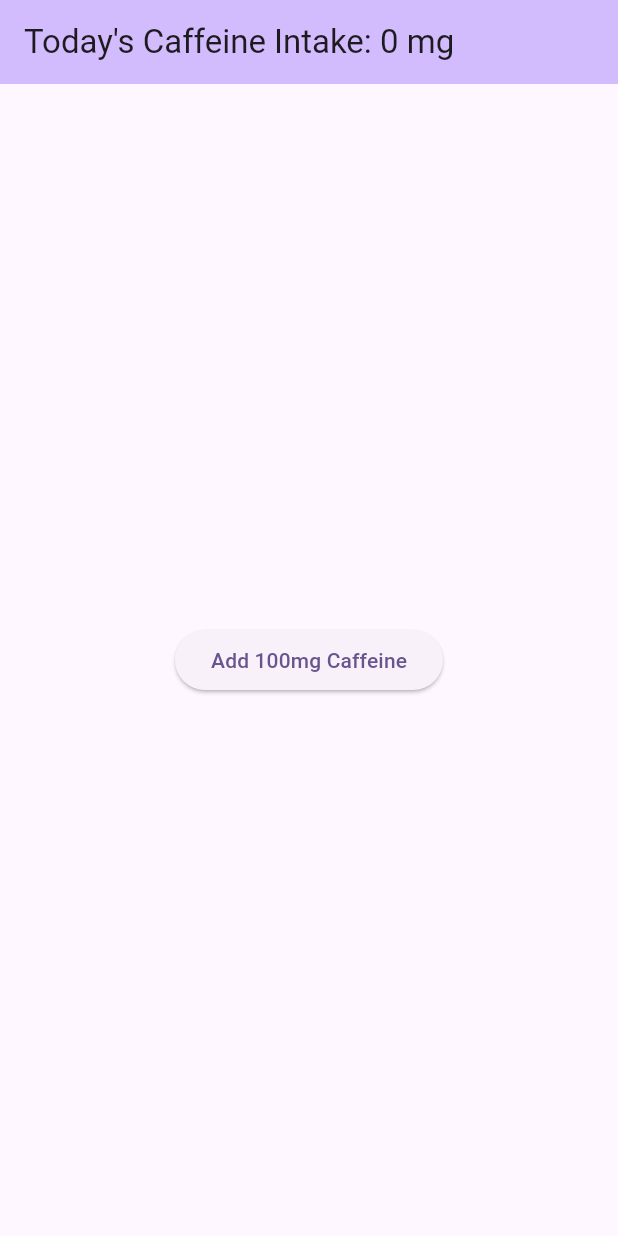
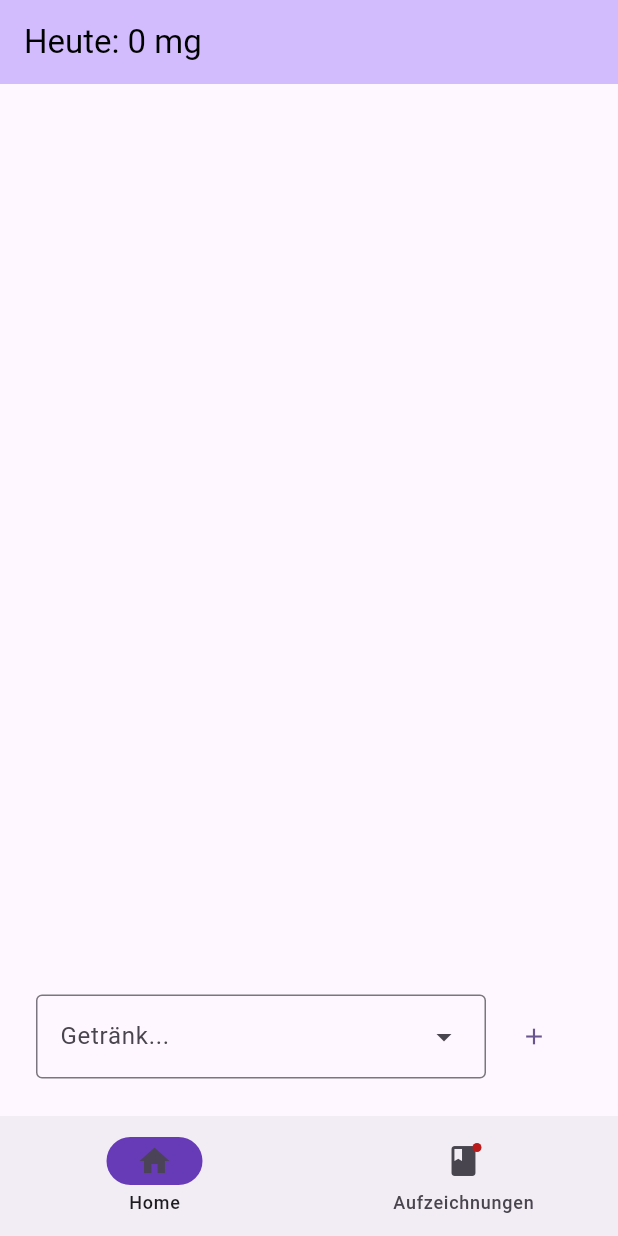
Before and after one commit to c6es6r/CaffeineCounter, a Flutter app: the screen it shows after launch, on a phone screen of 412 x 824 dp. Run offline on Flutter 3.47's test engine with Material 3 defaults, Android fonts, the light colour scheme and no system bars; our stand-ins replace shared_preferences.

Commit message:
almost working

```diff
--- a/lib/home.dart
+++ b/lib/home.dart
@@ -1,4 +1,5 @@
 import 'package:flutter/material.dart';
+import 'package:shared_preferences/shared_preferences.dart';
 
 class Home extends StatefulWidget {
   const Home({super.key});
@@ -9,11 +10,64 @@ class Home extends StatefulWidget {
 
 class _HomeState extends State<Home> {
   int caffeineAmount = 0;
+  int selectedAmount = 0;
+  String selectedBeverage = "";
+
+  Color textColor = Colors.black;
+
+  List<String> consumedBeverages = [];
+  String consumedBeveragesString = "";
+
+  @override
+  void initState() {
+    loadData();
+    super.initState();
+  }
 
   void increaseCaffeineAmount(int amount) {
     setState(() {
       caffeineAmount += amount;
+      saveCaffeineAmount(caffeineAmount);
+      if (caffeineAmount > 400) {
+        textColor = Colors.red;
+      }
+      editConsumedBeveragesString();
     });
+  }
+
+  void editConsumedBeveragesString() {
+    consumedBeveragesString = consumedBeverages?.join("\n") ?? "";
+  }
+
+  void loadData() async {
+    final SharedPreferences preferences = await SharedPreferences.getInstance();
+
+    setState(() async {
+      caffeineAmount = preferences.getInt("caffeineAmount") ?? 0;
+      if (await isNewDay()) {
+        // Update your variable here
+        caffeineAmount = 0;
+        preferences.setInt('lastUpdatedDay', DateTime.now().day);
+      }
+    });
+  }
+
+  Future<bool> isNewDay() async {
+    final SharedPreferences preferences = await SharedPreferences.getInstance();
+    final now = DateTime.now();
+    final lastUpdated = preferences.getInt('lastUpdatedDay');
+
+    if (lastUpdated == null) {
+      preferences.setInt('lastUpdatedDay', now.day);
+      return true;
+    }
+
+    return now.day != lastUpdated;
+  }
+
+  void saveCaffeineAmount(int amount) async {
+    final SharedPreferences preferences = await SharedPreferences.getInstance();
+    preferences.setInt("caffeineAmount", amount);
   }
 
   @override
@@ -21,20 +75,60 @@ class _HomeState extends State<Home> {
     return Scaffold(
       appBar: AppBar(
         backgroundColor: Theme.of(context).colorScheme.inversePrimary,
-        title: Text("Today's Caffeine Intake: $caffeineAmount mg"),
+        title: Text(
+          "Heute: $caffeineAmount mg",
+          style: TextStyle(color: textColor),
+        ),
       ),
       body: Center(
-        child: Column(
-          mainAxisAlignment: MainAxisAlignment.center,
-          children: [
-            ElevatedButton(
+          child: Column(
+        mainAxisAlignment: MainAxisAlignment.end,
+        children: [
+          Text(consumedBeveragesString),
+          Row(mainAxisAlignment: MainAxisAlignment.center, children: [
+            DropdownMenu(
+              dropdownMenuEntries: const <DropdownMenuEntry>[
+                DropdownMenuEntry(value: 65, label: "Espresso"),
+                DropdownMenuEntry(value: 75, label: "Kaffee Tasse"),
+                DropdownMenuEntry(value: 150, label: "Kaffee Becher"),
+                DropdownMenuEntry(value: 160, label: "Monster"),
+                DropdownMenuEntry(value: 80, label: "Red Bull"),
+              ],
+              hintText: "Getränk...",
+              onSelected: (value) {
+                selectedAmount = value;
+                selectedBeverage = value.label;
+              },
+              width: 300,
+              enableFilter: true,
+              enableSearch: true,
+            ),
+            TextButton(
               onPressed: () {
-                increaseCaffeineAmount(100); // Adjust the amount as needed
+                increaseCaffeineAmount(selectedAmount);
+                consumedBeverages.add(selectedBeverage);
               },
-              child: const Text('Add 100mg Caffeine'),
+              child: const Icon(Icons.add),
             ),
-          ],
-        ),
+          ]),
+          const SizedBox(
+            height: 25,
+          )
+        ],
+      )),
+      bottomNavigationBar: NavigationBar(
+        indicatorColor: Colors.deepPurple,
+        destinations: const <Widget>[
+          NavigationDestination(
+            selectedIcon: Icon(Icons.home),
+            icon: Icon(Icons.home_outlined),
+            label: 'Home',
+          ),
+          NavigationDestination(
+            icon: Badge(child: Icon(Icons.book_rounded)),
+            label: 'Aufzeichnungen',
+          ),
+        ],
       ),
     );
   }
--- a/lib/main.dart
+++ b/lib/main.dart
@@ -12,27 +12,14 @@ class MyApp extends StatelessWidget {
   @override
   Widget build(BuildContext context) {
     return MaterialApp(
-      title: 'Flutter Demo',
-      theme: ThemeData(
-        // This is the theme of your application.
-        //
-        // TRY THIS: Try running your application with "flutter run". You'll see
-        // the application has a purple toolbar. Then, without quitting the app,
-        // try changing the seedColor in the colorScheme below to Colors.green
-        // and then invoke "hot reload" (save your changes or press the "hot
-        // reload" button in a Flutter-supported IDE, or press "r" if you used
-        // the command line to start the app).
-        //
-        // Notice that the counter didn't reset back to zero; the application
-        // state is not lost during the reload. To reset the state, use hot
-        // restart instead.
-        //
-        // This works for code too, not just values: Most code changes can be
-        // tested with just a hot reload.
-        colorScheme: ColorScheme.fromSeed(seedColor: Colors.deepPurple),
-        useMaterial3: true,
-      ),
-      home: const Home()
-    );
+        title: 'Flutter Demo',
+        theme: ThemeData(
+          colorScheme: ColorScheme.fromSeed(seedColor: Colors.deepPurple),
+          useMaterial3: true,
+        ),
+        darkTheme: ThemeData.light().copyWith(
+          brightness: Brightness.dark,
+        ),
+        home: const Home());
   }
 }
```
Also changed, not shown: flutter_launcher_icons.yaml (added, +32 -0 lines), pubspec.yaml (+11 -2 lines), assets/icon/icon.png (added), pubspec.lock, 31 other files.
